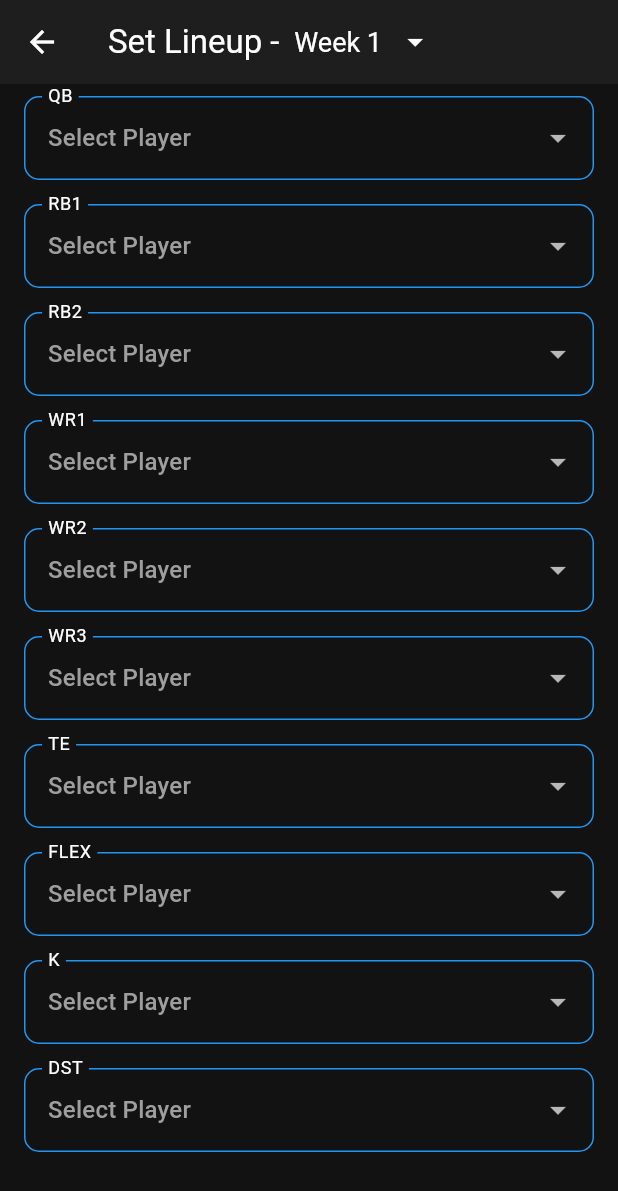
After one commit to chefboyrd53/blue-gold-league, a Flutter app: the screen it shows after launch, after a tap on "Change Lineup", on a phone screen of 412 x 824 dp. The commit adds this screen. Shown: the top 1191 px of the screen. Run offline on Flutter 3.47's test engine with Material 3 defaults, Android fonts, the light colour scheme and no system bars.

Commit message:
added lineups page

```diff
--- a/frontend/lib/home.dart
+++ b/frontend/lib/home.dart
@@ -25,12 +25,20 @@ class HomePage extends StatelessWidget {
               },
               child: const Text('View Rosters'),
             ),
+            const SizedBox(height: 40),
             ElevatedButton(
               onPressed: () {
                 Navigator.pushNamed(context, '/matchups');
               },
               child: const Text('View Matchup'),
-),
+            ),
+            const SizedBox(height: 40),
+            ElevatedButton(
+              onPressed: () {
+                Navigator.pushNamed(context, '/lineups');
+              },
+              child: const Text('Change Lineup'),
+            ),
           ],
         ),
       ),
--- /dev/null
+++ b/frontend/lib/lineups.dart
@@ -0,0 +1,184 @@
+import 'package:flutter/material.dart';
+import 'package:frontend/utils/position_colors.dart';
+
+class LineupsPage extends StatefulWidget {
+  const LineupsPage({super.key});
+
+  @override
+  State<LineupsPage> createState() => LineupsPageState();
+}
+
+class LineupsPageState extends State<LineupsPage> {
+  int currentWeek = 1;
+
+  // Example roster
+  final List<Map<String, dynamic>> players = [
+    {'position': 'QB', 'name': 'Patrick Mahomes', 'team': 'KC'},
+    {'position': 'RB', 'name': 'Christian McCaffrey', 'team': 'SF'},
+    {'position': 'WR', 'name': 'Tyreek Hill', 'team': 'MIA'},
+    {'position': 'RB', 'name': 'Saquon Barkley', 'team': 'NYG'},
+    {'position': 'WR', 'name': 'Justin Jefferson', 'team': 'MIN'},
+    {'position': 'TE', 'name': 'Travis Kelce', 'team': 'KC'},
+    {'position': 'K', 'name': 'Justin Tucker', 'team': 'BAL'},
+    {'position': 'DST', 'name': '49ers Defense', 'team': 'SF'},
+    {'position': 'WR', 'name': 'Stefon Diggs', 'team': 'BUF'},
+    {'position': 'RB', 'name': 'Austin Ekeler', 'team': 'LAC'},
+  ];
+
+  // Define starting spots
+  final List<Map<String, dynamic>> lineupSpots = [
+    {'label': 'QB', 'allowedPositions': ['QB']},
+    {'label': 'RB1', 'allowedPositions': ['RB']},
+    {'label': 'RB2', 'allowedPositions': ['RB']},
+    {'label': 'WR1', 'allowedPositions': ['WR']},
+    {'label': 'WR2', 'allowedPositions': ['WR']},
+    {'label': 'WR3', 'allowedPositions': ['WR']},
+    {'label': 'TE', 'allowedPositions': ['TE']},
+    {'label': 'FLEX', 'allowedPositions': ['RB', 'WR', 'TE']},
+    {'label': 'K', 'allowedPositions': ['K']},
+    {'label': 'DST', 'allowedPositions': ['DST']},
+  ];
+
+  // Store lineup selections per week
+  final Map<int, Map<String, String?>> weeklyLineups = {}; // {Week: {Spot: Player Name}}
+
+  @override
+  void initState() {
+    super.initState();
+    initializeLineup(currentWeek);
+  }
+
+  void initializeLineup(int week) {
+    if (!weeklyLineups.containsKey(week)) {
+      weeklyLineups[week] = {
+        for (var spot in lineupSpots) spot['label'] as String: null,
+      };
+    }
+  }
+
+  List<Map<String, dynamic>> filterPlayers(List<String> allowedPositions, String currentSpot) {
+    // Get all players who match the allowed positions
+    final candidates = players.where((p) => allowedPositions.contains(p['position'])).toList();
+
+    // Get all selected player names except for the current spot
+    final selectedPlayers = weeklyLineups[currentWeek]!.entries
+        .where((entry) => entry.key != currentSpot && entry.value != null)
+        .map((entry) => entry.value)
+        .toSet();
+
+    // Remove players already selected in other spots
+    return candidates.where((player) => !selectedPlayers.contains(player['name'])).toList();
+  }
+
+
+  void selectPlayer(String spot, String? playerName) {
+    setState(() {
+      weeklyLineups[currentWeek]![spot] = playerName;
+    });
+  }
+
+  @override
+  Widget build(BuildContext context) {
+    final colors = Theme.of(context).colorScheme;
+
+    initializeLineup(currentWeek);
+
+    return Scaffold(
+      appBar: AppBar(
+        title: Row(
+          children: [
+            const Text('Set Lineup - '),
+            DropdownButton<int>(
+              value: currentWeek,
+              dropdownColor: Colors.grey[850],
+              style: const TextStyle(color: Colors.white, fontSize: 18),
+              underline: Container(),
+              iconEnabledColor: Colors.white,
+              items: List.generate(18, (index) {
+                final week = index + 1;
+                return DropdownMenuItem(
+                  value: week,
+                  child: Text(' Week $week'),
+                );
+              }),
+              onChanged: (value) {
+                if (value != null) {
+                  setState(() {
+                    currentWeek = value;
+                    initializeLineup(currentWeek);
+                  });
+                }
+              },
+            ),
+          ],
+        ),
+      ),
+      body: ListView.builder(
+        itemCount: lineupSpots.length,
+        itemBuilder: (context, index) {
+          final spot = lineupSpots[index];
+          final label = spot['label'] as String;
+          final allowedPositions = spot['allowedPositions'] as List<String>;
+          final availablePlayers = filterPlayers(allowedPositions, label);
+          final selectedPlayerName = weeklyLineups[currentWeek]![label];
+
+          return Padding(
+            padding: const EdgeInsets.symmetric(horizontal: 16, vertical: 8),
+            child: DropdownButtonFormField<String>(
+              dropdownColor: Colors.grey[850],
+              decoration: InputDecoration(
+                labelText: label,
+                labelStyle: const TextStyle(color: Colors.white),
+                border: OutlineInputBorder(
+                  borderRadius: BorderRadius.circular(10),
+                  borderSide: BorderSide(color: colors.primary),
+                ),
+                enabledBorder: OutlineInputBorder(
+                  borderRadius: BorderRadius.circular(10),
+                  borderSide: BorderSide(color: colors.primary),
+                ),
+              ),
+              value: selectedPlayerName,
+              items: [
+                const DropdownMenuItem(
+                  value: null,
+                  child: Text(
+                    'Select Player',
+                    style: TextStyle(color: Colors.grey),
+                  ),
+                ),
+                ...availablePlayers.map((player) {
+                  return DropdownMenuItem(
+                    value: player['name'] as String,
+                    child: Row(
+                      children: [
+                        Text(
+                          player['position'],
+                          style: TextStyle(
+                            color: getPositionColor(player['position']),
+                            fontWeight: FontWeight.bold,
+                          ),
+                        ),
+                        const SizedBox(width: 8),
+                        Text(
+                          player['name'],
+                          style: const TextStyle(color: Colors.white),
+                        ),
+                        const SizedBox(width: 8),
+                        Text(
+                          '(${player['team']})',
+                          style: const TextStyle(color: Colors.grey, fontSize: 12),
+                        ),
+                      ],
+                    ),
+                  );
+                }).toList(),
+              ],
+              onChanged: (value) => selectPlayer(label, value),
+            ),
+          );
+        },
+      ),
+    );
+  }
+}
--- a/frontend/lib/main.dart
+++ b/frontend/lib/main.dart
@@ -2,6 +2,7 @@ import 'package:flutter/material.dart';
 import 'home.dart';
 import 'rosters.dart';
 import 'matchups.dart';
+import 'lineups.dart';
 
 void main() {
   runApp(const MyApp());
@@ -39,6 +40,7 @@ class MyApp extends StatelessWidget {
       routes: {
         '/rosters': (context) => const RostersPage(),
         '/matchups': (context) => const MatchupsPage(),
+        '/lineups': (context) => const LineupsPage(),
       },
     );
   }
--- /dev/null
+++ b/frontend/lib/utils/position_colors.dart
@@ -0,0 +1,20 @@
+import 'package:flutter/material.dart';
+
+Color getPositionColor(String position) {
+  switch (position) {
+    case 'QB':
+      return Colors.redAccent;
+    case 'RB':
+      return Colors.greenAccent;
+    case 'WR':
+      return Colors.lightBlueAccent;
+    case 'TE':
+      return Colors.orangeAccent;
+    case 'K':
+      return Colors.purpleAccent;
+    case 'DST':
+      return Colors.indigoAccent;
+    default:
+      return Colors.grey;
+  }
+}
```
Also changed, not shown: frontend/lib/matchups.dart (+75 -36 lines), frontend/lib/rosters.dart (+1 -19 lines).
